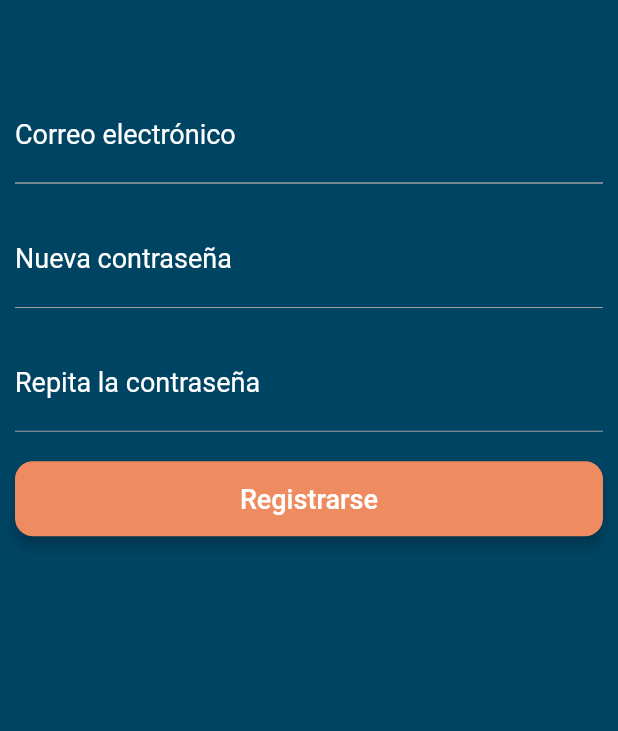
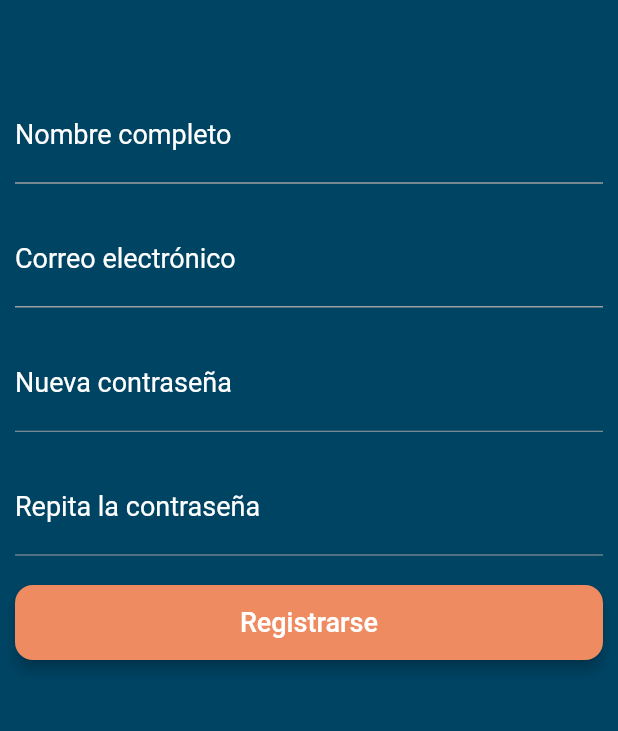
Before and after one commit to stivorozco19/KronoxAliados, a Flutter app: the RegistroWidget screen opened directly, after a tap on "Registrarse", on a phone screen of 412 x 824 dp, the part 384-1115 px from its top. Run offline on Flutter 3.47's test engine with Material 2 defaults, Android fonts, the phone set to English and light mode, and no system bars; drawn by our look-alikes of auto_size_text; our stand-ins replace built_collection, built_value, cloud_firestore, firebase_auth, firebase_core, firebase_storage and 7 more; missing offline and left inert: mime_type; accounts and stored records are empty; generated files the repository leaves out were written again; network calls fail.

Commit message:
Updating to latest FlutterFlow output.

```diff
--- a/lib/home/home_widget.dart
+++ b/lib/home/home_widget.dart
@@ -104,7 +104,7 @@ class _HomeWidgetState extends State<HomeWidget> {
                                             iconSize: 30,
                                           ),
                                           Text(
-                                            homeEmpresasRecord.name,
+                                            'Nombre empresa',
                                             style: FlutterFlowTheme.bodyText1
                                                 .override(
                                               fontFamily: 'Poppins',
@@ -278,7 +278,7 @@ class _HomeWidgetState extends State<HomeWidget> {
                       ),
                     ),
                     Text(
-                      homeEmpresasRecord.name,
+                      'Prueba',
                       style: FlutterFlowTheme.title3.override(
                         fontFamily: 'Poppins',
                         color: FlutterFlowTheme.tertiaryColor,
--- a/lib/registro/registro_widget.dart
+++ b/lib/registro/registro_widget.dart
@@ -1,5 +1,7 @@
 import '../auth/auth_util.dart';
+import '../backend/backend.dart';
 import '../flutter_flow/flutter_flow_theme.dart';
+import '../flutter_flow/flutter_flow_util.dart';
 import '../flutter_flow/flutter_flow_widgets.dart';
 import '../main.dart';
 import 'package:flutter/material.dart';
@@ -14,6 +16,7 @@ class RegistroWidget extends StatefulWidget {
 
 class _RegistroWidgetState extends State<RegistroWidget> {
   TextEditingController txtEmailController;
+  TextEditingController txtNombreController;
   TextEditingController txtPasswordController;
   TextEditingController txtRepPasswordController;
   final scaffoldKey = GlobalKey<ScaffoldState>();
@@ -22,6 +25,7 @@ class _RegistroWidgetState extends State<RegistroWidget> {
   void initState() {
     super.initState();
     txtEmailController = TextEditingController();
+    txtNombreController = TextEditingController();
     txtPasswordController = TextEditingController();
     txtRepPasswordController = TextEditingController();
   }
@@ -51,6 +55,52 @@ class _RegistroWidgetState extends State<RegistroWidget> {
                   width: MediaQuery.of(context).size.width,
                   height: 100,
                   fit: BoxFit.contain,
+                ),
+              ),
+              Padding(
+                padding: EdgeInsets.fromLTRB(10, 10, 10, 10),
+                child: TextFormField(
+                  controller: txtNombreController,
+                  obscureText: false,
+                  decoration: InputDecoration(
+                    labelText: 'Nombre completo',
+                    labelStyle: FlutterFlowTheme.subtitle1.override(
+                      fontFamily: 'Roboto',
+                      color: FlutterFlowTheme.tertiaryColor,
+                      fontWeight: FontWeight.normal,
+                    ),
+                    hintText: 'ejemplo@correo.com',
+                    hintStyle: FlutterFlowTheme.subtitle1.override(
+                      fontFamily: 'Roboto',
+                      color: FlutterFlowTheme.tertiaryColor,
+                      fontWeight: FontWeight.normal,
+                    ),
+                    enabledBorder: UnderlineInputBorder(
+                      borderSide: BorderSide(
+                        color: Color(0xFF9E9E9E),
+                        width: 1,
+                      ),
+                      borderRadius: const BorderRadius.only(
+                        topLeft: Radius.circular(4.0),
+                        topRight: Radius.circular(4.0),
+                      ),
+                    ),
+                    focusedBorder: UnderlineInputBorder(
+                      borderSide: BorderSide(
+                        color: Color(0xFF9E9E9E),
+                        width: 1,
+                      ),
+                      borderRadius: const BorderRadius.only(
+                        topLeft: Radius.circular(4.0),
+                        topRight: Radius.circular(4.0),
+                      ),
+                    ),
+                  ),
+                  style: FlutterFlowTheme.subtitle1.override(
+                    fontFamily: 'Roboto',
+                    color: FlutterFlowTheme.tertiaryColor,
+                    fontWeight: FontWeight.normal,
+                  ),
                 ),
               ),
               Padding(
@@ -204,6 +254,18 @@ class _RegistroWidgetState extends State<RegistroWidget> {
                       return;
                     }
 
+                    final createdTime = getCurrentTimestamp;
+                    final displayName = txtNombreController.text;
+
+                    final usersRecordData = createUsersRecordData(
+                      createdTime: createdTime,
+                      displayName: displayName,
+                    );
+
+                    await UsersRecord.collection
+                        .doc(user.uid)
+                        .update(usersRecordData);
+
                     await Navigator.pushAndRemoveUntil(
                       context,
                       MaterialPageRoute(
```
